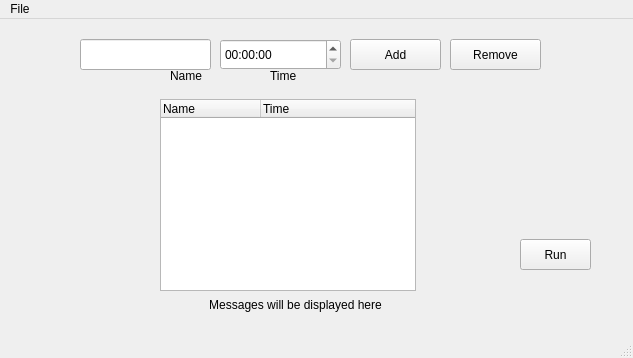
Qt form lib/mainapp.ui (RespectedCow/life-with-time) before a commit.
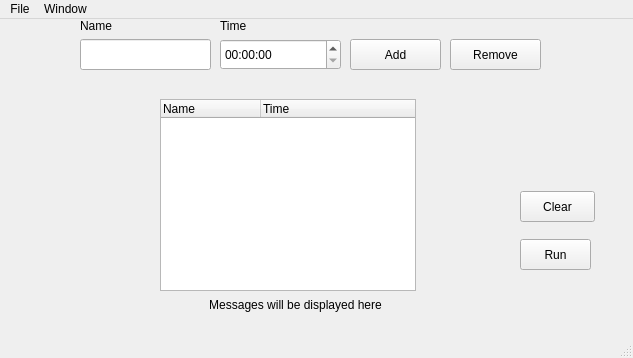
The same form after that commit.

Commit message: v1.5 bug fixes and menubar buttons

```diff
--- a/lib/mainapp.ui
+++ b/lib/mainapp.ui
@@ -88,8 +88,8 @@
    <widget class="QLabel" name="nothing">
     <property name="geometry">
      <rect>
-      <x>170</x>
-      <y>50</y>
+      <x>80</x>
+      <y>0</y>
       <width>47</width>
       <height>13</height>
      </rect>
@@ -101,8 +101,8 @@
    <widget class="QLabel" name="label_2">
     <property name="geometry">
      <rect>
-      <x>270</x>
-      <y>50</y>
+      <x>220</x>
+      <y>0</y>
       <width>47</width>
       <height>13</height>
      </rect>
@@ -147,6 +147,19 @@
      </property>
     </column>
    </widget>
+   <widget class="QPushButton" name="clearButton">
+    <property name="geometry">
+     <rect>
+      <x>520</x>
+      <y>172</y>
+      <width>75</width>
+      <height>31</height>
+     </rect>
+    </property>
+    <property name="text">
+     <string>Clear</string>
+    </property>
+   </widget>
   </widget>
   <widget class="QMenuBar" name="menubar">
    <property name="geometry">
@@ -164,8 +177,20 @@
     <addaction name="actionNew"/>
     <addaction name="actionSave"/>
     <addaction name="actionOpen"/>
+    <addaction name="separator"/>
+    <addaction name="actionClose"/>
+   </widget>
+   <widget class="QMenu" name="menuEdit">
+    <property name="title">
+     <string>Window</string>
+    </property>
+    <addaction name="actionSettings"/>
+    <addaction name="separator"/>
+    <addaction name="actionTimer"/>
+    <addaction name="actionCounter"/>
    </widget>
    <addaction name="menuFile"/>
+   <addaction name="menuEdit"/>
   </widget>
   <widget class="QStatusBar" name="statusbar"/>
   <action name="actionNew">
```
Left out of the diff: 20 changed lines with no effect on the pictures. The commit also changes 8 other files.
